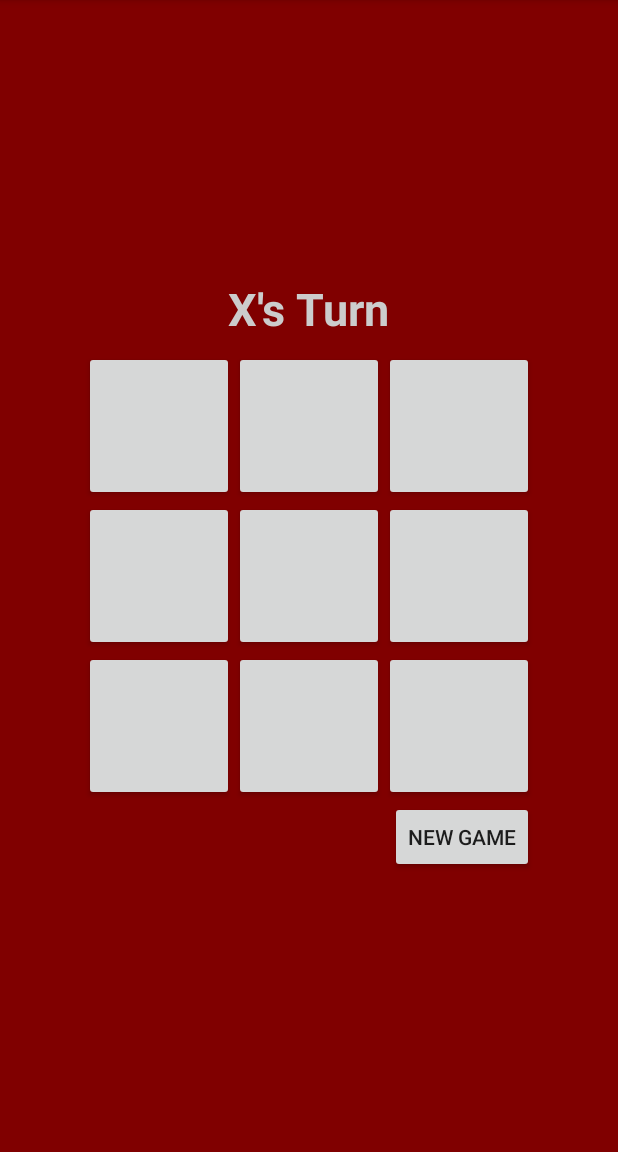
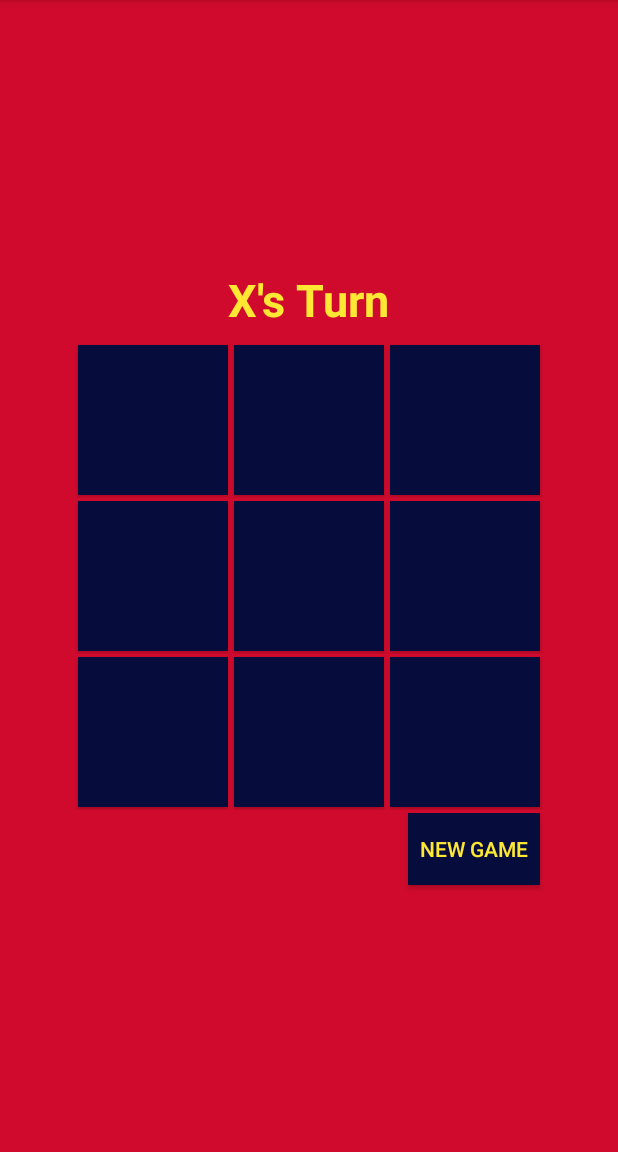
Before and after one commit to AdrianosullivanUL/Android, an Android app: the screen it shows after launch (MainActivity), on a phone screen of 412 x 824 dp, the part 84-1236 px from its top. Run offline under Robolectric (Android 15) with nearby library versions, the phone set to English and light mode, and no system bars.

Commit message:
Removed toast and fixed issue with new game

```diff
--- a/TicTacToe/app/src/main/java/ie/ul/adrianosullivan/tictactoe/MainActivity.java
+++ b/TicTacToe/app/src/main/java/ie/ul/adrianosullivan/tictactoe/MainActivity.java
@@ -44,23 +44,19 @@ public class MainActivity extends AppCompatActivity {
             mButtons[i].setText(mGame.stringForButtonAtIndex(i));
         }
     }
-    public void pressedNewGame(View view)
-    {
-        mGame = new TicTacToeGame(this);
-        updateView();
-
-    }
 
     public void pressedSquare (View view) {
          tagAsString = view.getTag().toString();
          tagAsInt = Integer.parseInt(tagAsString);
         //Log.d("TTT", "You pressed index " + tagAsInt);
-        Toast.makeText(this, "You pressed index " + tagAsInt, Toast.LENGTH_SHORT).show();
+        //Toast.makeText(this, "You pressed index " + tagAsInt, Toast.LENGTH_SHORT).show();
         mGame.pressedButtonAtIndex(tagAsInt);
         updateView();
     }
     public void pressNewGame (View view)
     {
-        Toast.makeText(this, "New Game",Toast.LENGTH_SHORT).show();
+        //Toast.makeText(this, "New Game",Toast.LENGTH_SHORT).show();
+        mGame   = new TicTacToeGame(this);
+        updateView();
     }
 }
--- a/TicTacToe/app/src/main/res/layout/activity_main.xml
+++ b/TicTacToe/app/src/main/res/layout/activity_main.xml
@@ -23,6 +23,9 @@
                     android:textSize="50sp"
                     android:tag="0"
                     android:onClick="pressedSquare"
+                    android:layout_margin="2dp"
+                    android:textColor="@color/textColor"
+                    android:background="@color/buttonBackground"
                      />
 
                 <Button
@@ -31,6 +34,9 @@
                     android:layout_height="100dp"
                     android:textSize="50sp"
                     android:tag="1"
+                    android:background="@color/buttonBackground"
+                    android:layout_margin="2dp"
+                    android:textColor="@color/textColor"
                     android:onClick="pressedSquare" />
 
                 <Button
@@ -39,6 +45,9 @@
                     android:layout_height="100dp"
                     android:textSize="50sp"
                     android:tag="2"
+                    android:background="@color/buttonBackground"
+                    android:layout_margin="2dp"
+                    android:textColor="@color/textColor"
                     android:onClick="pressedSquare" />
             </TableRow>
 
@@ -52,6 +61,9 @@
                     android:layout_height="100dp"
                     android:textSize="50sp"
                     android:tag="3"
+                    android:background="@color/buttonBackground"
+                    android:layout_margin="2dp"
+                    android:textColor="@color/textColor"
                     android:onClick="pressedSquare" />
 
                 <Button
@@ -60,6 +72,9 @@
                     android:layout_height="100dp"
                     android:textSize="50sp"
                     android:tag="4"
+                    android:background="@color/buttonBackground"
+                    android:layout_margin="2dp"
+                    android:textColor="@color/textColor"
                     android:onClick="pressedSquare" />
 
                 <Button
@@ -68,6 +83,9 @@
                     android:layout_height="100dp"
                     android:textSize="50sp"
                     android:tag="5"
+                    android:background="@color/buttonBackground"
+                    android:layout_margin="2dp"
+                    android:textColor="@color/textColor"
                     android:onClick="pressedSquare" />
             </TableRow>
 
@@ -81,6 +99,9 @@
                     android:layout_height="100dp"
                     android:textSize="50sp"
                     android:tag="6"
+                    android:background="@color/buttonBackground"
+                    android:layout_margin="2dp"
+                    android:textColor="@color/textColor"
                     android:onClick="pressedSquare" />
 
                 <Button
@@ -89,6 +110,9 @@
                     android:layout_height="100dp"
                     android:textSize="50sp"
                     android:tag="7"
+                    android:layout_margin="2dp"
+                    android:background="@color/buttonBackground"
+                    android:textColor="@color/textColor"
                     android:onClick="pressedSquare" />
 
                 <Button
@@ -97,6 +121,9 @@
                     android:layout_height="100dp"
                     android:textSize="50sp"
                     android:tag="8"
+                    android:layout_margin="2dp"
+                    android:background="@color/buttonBackground"
+                    android:textColor="@color/textColor"
                     android:onClick="pressedSquare" />
             </TableRow>
 
@@ -120,9 +147,12 @@
             android:id="@+id/button11"
             android:layout_width="wrap_content"
             android:layout_height="wrap_content"
-android:layout_alignRight="@id/board"
+            android:layout_alignRight="@id/board"
             android:layout_below="@id/board"
             android:onClick="pressNewGame"
+            android:background="@color/buttonBackground"
+            android:textColor="@color/textColor"
+            android:layout_margin="2dp"
             android:text="@string/new_game" />
 
 </RelativeLayout>
--- a/TicTacToe/app/src/main/res/values/colors.xml
+++ b/TicTacToe/app/src/main/res/values/colors.xml
@@ -3,6 +3,8 @@
     <color name="colorPrimary">#3F51B5</color>
     <color name="colorPrimaryDark">#303F9F</color>
     <color name="colorAccent">#FF4081</color>
-    <color name="textColor">#ccc</color>
-    <color name="background">#800000</color>
+    <color name="textColor">#FFE834</color>
+    <color name="background">#CF0A2C</color>
+    <color name="buttonBackground">#060D3C</color>
+    //
 </resources>
```
